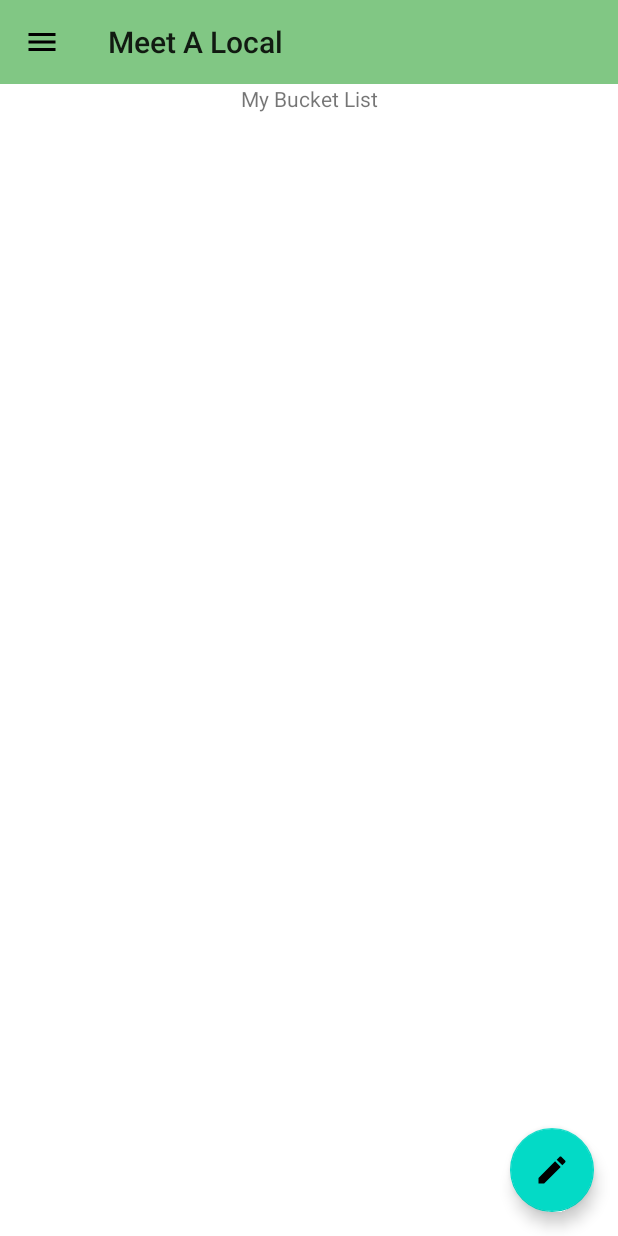
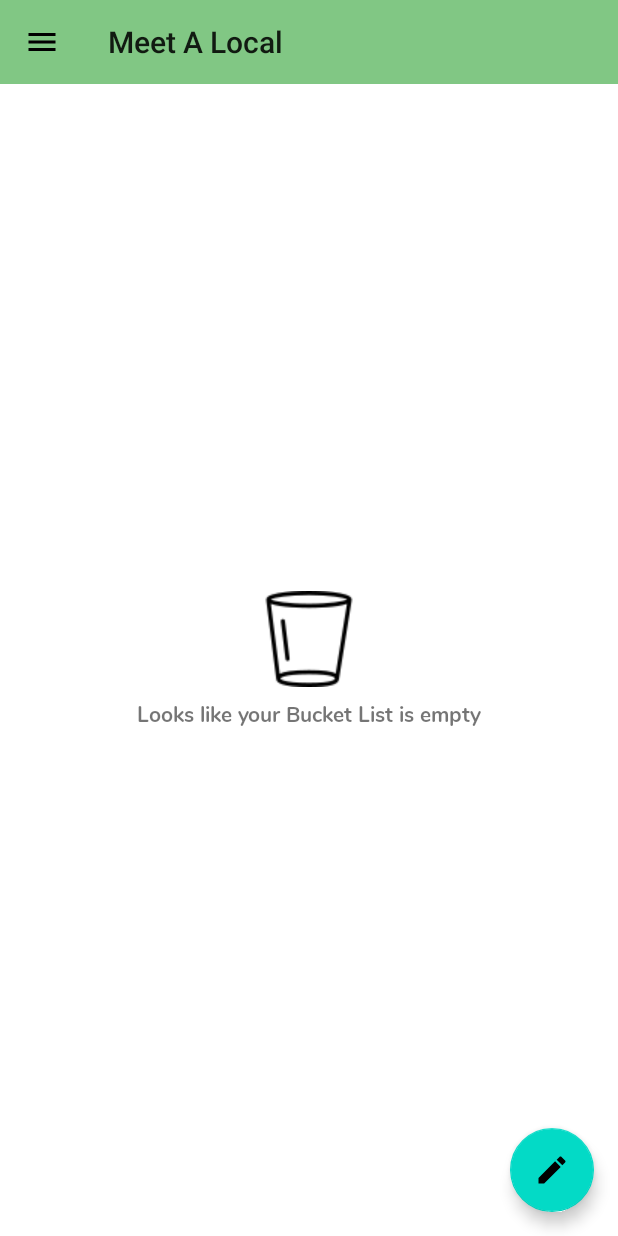
Before and after one commit to Floatjitsu/Meet-A-Local, an Android app: the screen it shows after launch once a user with an empty profile is signed in (MainActivity), in the side drawer, after a tap on "My Bucket List", on a phone screen of 412 x 824 dp. Run offline under Robolectric (Android 15) with nearby library versions, the phone set to English and light mode, and no system bars; our stand-ins replace Firebase (no records; nobody signed in at launch, a user with empty details on screens opened directly); 1 statement that could not run was skipped.

Commit message:
added empty bucket image to bucketList fragment

```diff
--- a/app/src/main/res/layout/fragment_bucket_list.xml
+++ b/app/src/main/res/layout/fragment_bucket_list.xml
@@ -12,7 +12,11 @@
         app:layout_constraintTop_toTopOf="parent"
         app:layout_constraintLeft_toLeftOf="parent"
         app:layout_constraintRight_toRightOf="parent"
-        android:text="@string/navigation_drawer_menu_bucket_list"/>
+        app:layout_constraintBottom_toBottomOf="parent"
+        android:text="@string/empty_bucket_list_message"
+        android:drawableTop="@drawable/image_empty_bucket"
+        android:drawablePadding="8dp"
+        android:fontFamily="@font/nunito_bold"/>
 
     <com.google.android.material.floatingactionbutton.FloatingActionButton
         android:id="@+id/button_edit_bucket_list"
--- a/app/src/main/res/layout/fragment_home.xml
+++ b/app/src/main/res/layout/fragment_home.xml
@@ -13,8 +13,8 @@
         app:layout_constraintBottom_toBottomOf="parent"
         app:layout_constraintLeft_toLeftOf="parent"
         app:layout_constraintRight_toRightOf="parent"
+        android:drawableTop="@drawable/image_empty_bucket"
         android:text="@string/empty_bucket_list_message"
-        android:drawableTop="@drawable/image_empty_bucket"
         android:drawablePadding="8dp"
         android:fontFamily="@font/nunito_bold"/>
 
```
Also changed, not shown: app/src/main/res/drawable/image_empty_bucket.png.
